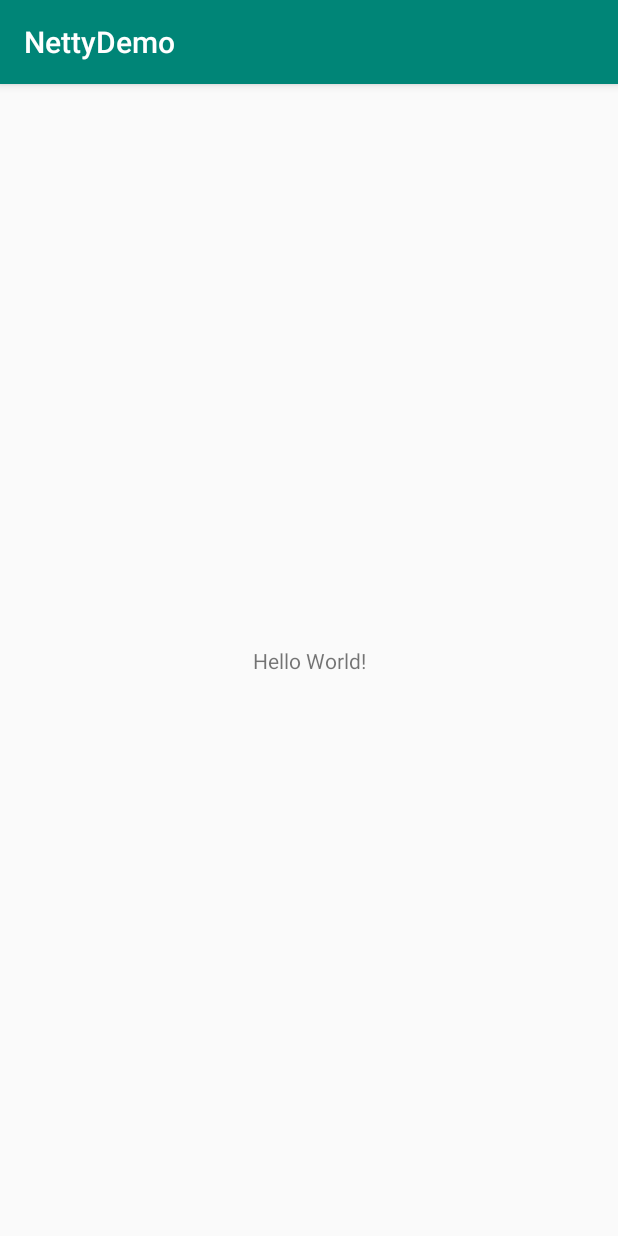
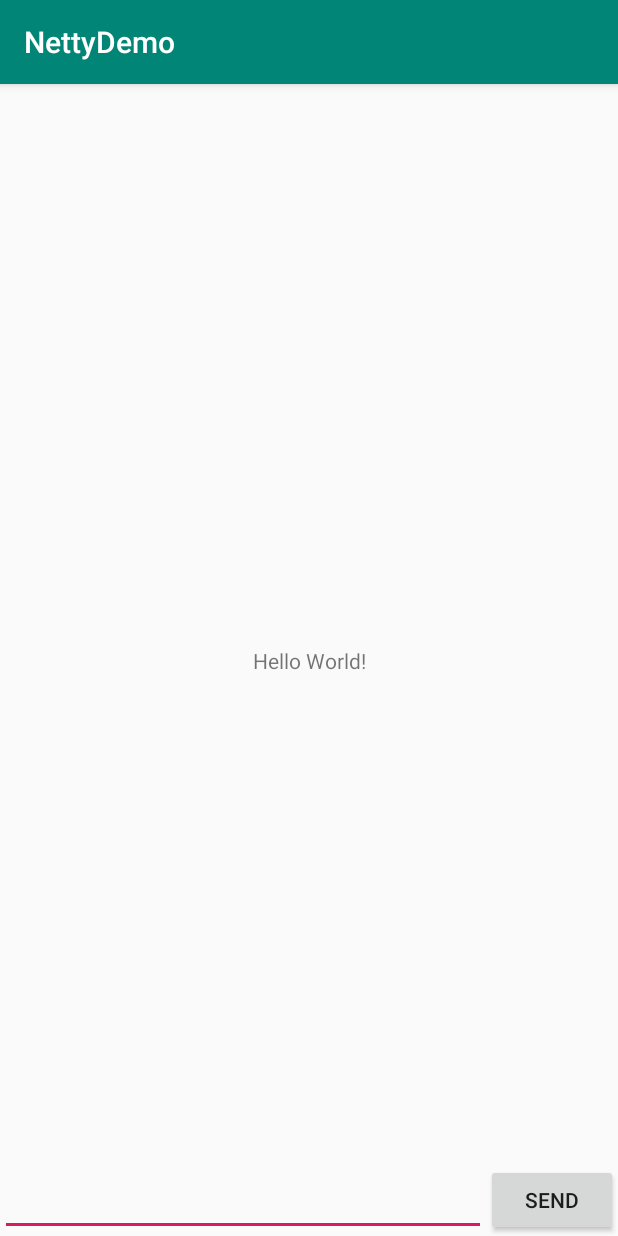
Before and after one commit to jarryleo/NettyDemo, an Android app: the screen it shows after launch (MainActivity), on a phone screen of 412 x 824 dp. Run offline under Robolectric (Android 15) with nearby library versions, the phone set to English and light mode, and no system bars; libraries missing offline, so code that uses them is left out: io.netty.bootstrap, io.netty.channel, io.netty.handler, io.netty.util; 10 statements that could not run were skipped.

Commit message:
完整流程走通

```diff
--- a/app/src/main/java/cn/leo/nettydemo/MainActivity.kt
+++ b/app/src/main/java/cn/leo/nettydemo/MainActivity.kt
@@ -1,12 +1,60 @@
 package cn.leo.nettydemo
 
+import android.os.Bundle
+import android.util.Log
 import androidx.appcompat.app.AppCompatActivity
-import android.os.Bundle
+import cn.leo.netty.ConnectState
+import cn.leo.netty.ConnectStateListener
+import cn.leo.netty.MsgListener
+import cn.leo.netty.NettyManager
+import kotlinx.android.synthetic.main.activity_main.*
 
 class MainActivity : AppCompatActivity() {
+
+    private val server by lazy {
+        NettyMockServer()
+    }
 
     override fun onCreate(savedInstanceState: Bundle?) {
         super.onCreate(savedInstanceState)
         setContentView(R.layout.activity_main)
+        //客服端
+        val client = NettyManager.getClient("127.0.0.1", 12345)
+        //启动模拟服务器
+        server.startServer()
+        //订阅消息接收
+        client.subscribe(this, object : MsgListener {
+            override fun onMsgRecive(msg: String, host: String, port: Int) {
+                tvMsg.text = msg
+                println(msg)
+            }
+        })
+        //订阅连接状态
+        client.subscribeState(object : ConnectStateListener {
+            override fun onStateChange(state: ConnectState) {
+                when (state) {
+                    ConnectState.Connecting -> {
+                        Log.e("onStateChange", "正在连接")
+                        btnSend.text = "正在连接"
+                        btnSend.isEnabled = false
+                    }
+                    ConnectState.Connected -> {
+                        Log.e("onStateChange", "连接成功")
+                        btnSend.text = "发送"
+                        btnSend.isEnabled = true
+                    }
+                    ConnectState.Offline -> {
+                        Log.e("onStateChange", "断开连接")
+                        btnSend.text = "断开连接"
+                        btnSend.isEnabled = false
+                    }
+                }
+            }
+        })
+        //发送消息
+        val sender = client.getSender()
+        btnSend.setOnClickListener {
+            sender.send(etInput.text.toString())
+        }
     }
 }
--- /dev/null
+++ b/app/src/main/java/cn/leo/nettydemo/NettyMockServer.kt
@@ -0,0 +1,62 @@
+package cn.leo.nettydemo
+
+import android.util.Log
+import io.netty.bootstrap.ServerBootstrap
+import io.netty.channel.ChannelHandlerContext
+import io.netty.channel.ChannelInitializer
+import io.netty.channel.SimpleChannelInboundHandler
+import io.netty.channel.nio.NioEventLoopGroup
+import io.netty.channel.socket.SocketChannel
+import io.netty.channel.socket.nio.NioServerSocketChannel
+import io.netty.handler.codec.LineBasedFrameDecoder
+import io.netty.handler.codec.string.LineEncoder
+import io.netty.handler.codec.string.LineSeparator
+import io.netty.handler.codec.string.StringDecoder
+import io.netty.handler.codec.string.StringEncoder
+import io.netty.util.CharsetUtil
+
+/**
+ * @author : ling luo
+ * @date : 2020-03-06
+ */
+class NettyMockServer {
+    private val port = 12345
+
+    fun startServer() {
+        try {
+            val bossGroup = NioEventLoopGroup()
+            val workerGroup = NioEventLoopGroup()
+            val b = ServerBootstrap()
+            b.group(bossGroup, workerGroup)
+                .channel(NioServerSocketChannel::class.java)
+                .childHandler(object : ChannelInitializer<SocketChannel>() {
+                    override fun initChannel(ch: SocketChannel?) {
+                        ch?.pipeline()?.apply {
+                            //Decoders 解码
+                            addLast(LineBasedFrameDecoder(1024 * 1024 * 1024))
+                            addLast(StringDecoder(CharsetUtil.UTF_8))
+                            //Encoders 编码
+                            addLast(StringEncoder(CharsetUtil.UTF_8))
+                            addLast(LineEncoder(LineSeparator.UNIX, CharsetUtil.UTF_8))
+                            //消息处理
+                            addLast(ServerHandler())
+                        }
+                    }
+
+                })
+            b.bind(port).sync()
+            Log.e("NettyMockServer", "TCP 服务器启动成功，port = $port")
+        } catch (e: Exception) {
+            e.printStackTrace()
+        }
+    }
+
+
+    class ServerHandler : SimpleChannelInboundHandler<String>() {
+        override fun channelRead0(ctx: ChannelHandlerContext?, msg: String?) {
+            msg?.let {
+                ctx?.channel()?.writeAndFlush(msg)
+            }
+        }
+    }
+}
--- a/app/src/main/res/layout/activity_main.xml
+++ b/app/src/main/res/layout/activity_main.xml
@@ -7,6 +7,7 @@
     tools:context=".MainActivity">
 
     <TextView
+        android:id="@+id/tvMsg"
         android:layout_width="wrap_content"
         android:layout_height="wrap_content"
         android:text="Hello World!"
@@ -15,4 +16,21 @@
         app:layout_constraintRight_toRightOf="parent"
         app:layout_constraintTop_toTopOf="parent" />
 
+
+    <EditText
+        android:id="@+id/etInput"
+        android:layout_width="0dp"
+        android:layout_height="wrap_content"
+        app:layout_constraintBottom_toBottomOf="parent"
+        app:layout_constraintLeft_toLeftOf="parent"
+        app:layout_constraintRight_toLeftOf="@id/btnSend" />
+
+    <Button
+        android:id="@+id/btnSend"
+        android:layout_width="wrap_content"
+        android:layout_height="wrap_content"
+        android:text="Send"
+        app:layout_constraintBottom_toBottomOf="parent"
+        app:layout_constraintLeft_toRightOf="@id/etInput"
+        app:layout_constraintRight_toRightOf="parent" />
 </androidx.constraintlayout.widget.ConstraintLayout>
--- a/netty/build.gradle
+++ b/netty/build.gradle
@@ -12,8 +12,8 @@ android {
 }
 
 dependencies {
-    implementation 'io.netty:netty-all:4.1.45.Final'
-    implementation 'org.jetbrains.kotlinx:kotlinx-coroutines-android:1.3.0'
+    api 'io.netty:netty-all:4.1.45.Final'
+    api 'org.jetbrains.kotlinx:kotlinx-coroutines-android:1.3.0'
     compileOnly "org.jetbrains.kotlin:kotlin-stdlib-jdk7:$kotlin_version"
     compileOnly 'androidx.appcompat:appcompat:1.1.0'
     compileOnly 'androidx.core:core-ktx:1.2.0'
--- a/netty/src/main/java/cn/leo/netty/ConnectionWatchDog.kt
+++ b/netty/src/main/java/cn/leo/netty/ConnectionWatchDog.kt
@@ -3,6 +3,7 @@ package cn.leo.netty
 import android.util.Log
 import io.netty.bootstrap.Bootstrap
 import io.netty.channel.Channel
+import io.netty.channel.ChannelHandler
 import io.netty.channel.ChannelHandlerContext
 import io.netty.channel.ChannelInboundHandlerAdapter
 import kotlinx.coroutines.delay
@@ -12,6 +13,7 @@ import kotlinx.coroutines.delay
  * @date : 2020-03-03
  * 自动重连
  */
+@ChannelHandler.Sharable
 internal class ConnectionWatchDog(
     private val host: String,
     private val port: Int,
--- a/netty/src/main/java/cn/leo/netty/NettyClientHandler.kt
+++ b/netty/src/main/java/cn/leo/netty/NettyClientHandler.kt
@@ -1,5 +1,6 @@
 package cn.leo.netty
 
+import io.netty.channel.ChannelHandler
 import io.netty.channel.ChannelHandlerContext
 import io.netty.channel.SimpleChannelInboundHandler
 
@@ -8,6 +9,7 @@ import io.netty.channel.SimpleChannelInboundHandler
  * @date : 2020-02-28
  * 连接处理句柄
  */
+@ChannelHandler.Sharable
 internal class NettyClientHandler : SimpleChannelInboundHandler<String>() {
 
     //频道上下文
@@ -36,14 +38,18 @@ internal class NettyClientHandler : SimpleChannelInboundHandler<String>() {
      * 发送消息
      */
     fun sendMsg(msg: String) {
-        channelHandlerContext?.channel()?.writeAndFlush(msg)
+        io {
+            channelHandlerContext?.channel()?.writeAndFlush(msg)
+        }
     }
 
     /**
      * 发送字节消息
      */
     fun sendData(data: ByteArray) {
-        channelHandlerContext?.channel()?.writeAndFlush(data)
+        io {
+            channelHandlerContext?.channel()?.writeAndFlush(data)
+        }
     }
 
     /**
@@ -51,7 +57,9 @@ internal class NettyClientHandler : SimpleChannelInboundHandler<String>() {
      */
     override fun channelRead0(ctx: ChannelHandlerContext?, msg: String?) {
         msg?.let {
-            msgCallback(msg)
+            main {
+                msgCallback(msg)
+            }
         }
     }
 }
--- a/netty/src/main/java/cn/leo/netty/NettyManager.kt
+++ b/netty/src/main/java/cn/leo/netty/NettyManager.kt
@@ -1,5 +1,7 @@
 package cn.leo.netty
 
+import io.netty.util.internal.logging.InternalLoggerFactory
+import io.netty.util.internal.logging.JdkLoggerFactory
 import java.util.concurrent.ConcurrentHashMap
 
 /**
@@ -8,6 +10,10 @@ import java.util.concurrent.ConcurrentHashMap
  */
 object NettyManager {
     private val clientCache = ConcurrentHashMap<String, NettyTcpClient>()
+
+    init {
+        InternalLoggerFactory.setDefaultFactory(JdkLoggerFactory.INSTANCE)
+    }
 
     /**
      * 获取tcp连接
```
Also changed, not shown: netty/src/main/AndroidManifest.xml (+5 -2 lines), netty/src/main/java/cn/leo/netty/NettyTcpClientImpl.kt (+4 -3 lines).
